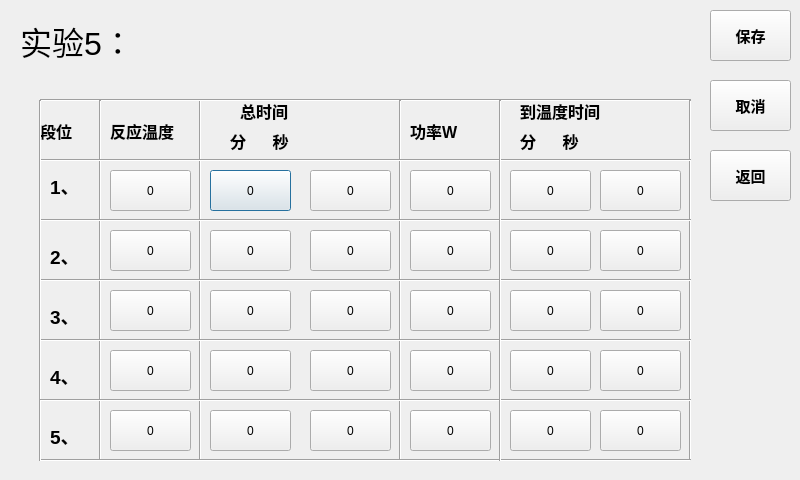
Before: the Qt Designer form setting_5.ui in wanghao-xznu/untitled2, drawn with Qt 5.
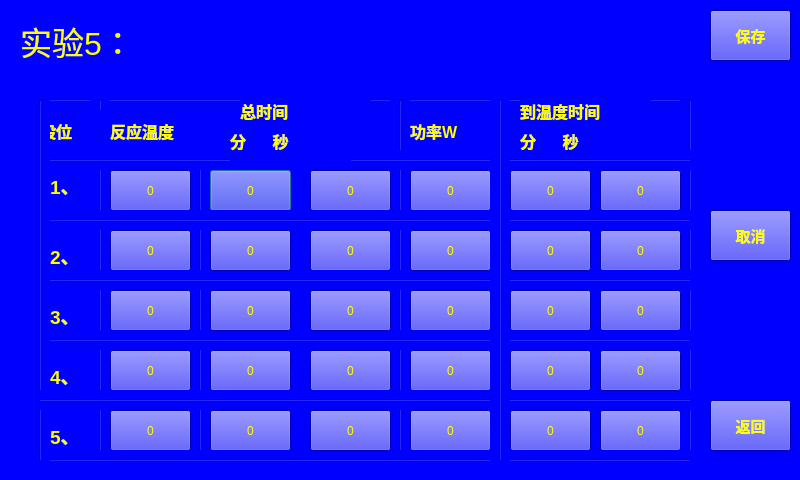
After: the same form once the commit is applied.

```diff
--- a/setting_5.ui
+++ b/setting_5.ui
@@ -13,6 +13,10 @@
   <property name="windowTitle">
    <string>Dialog</string>
   </property>
+  <property name="styleSheet">
+   <string notr="true">color: rgb(255, 255, 0);
+background-color: rgb(0, 0, 255);</string>
+  </property>
   <widget class="Line" name="line_11">
    <property name="geometry">
     <rect>
@@ -860,7 +864,7 @@
    <property name="geometry">
     <rect>
      <x>710</x>
-     <y>150</y>
+     <y>400</y>
      <width>81</width>
      <height>51</height>
     </rect>
@@ -880,7 +884,7 @@
    <property name="geometry">
     <rect>
      <x>710</x>
-     <y>80</y>
+     <y>210</y>
      <width>81</width>
      <height>51</height>
     </rect>
```
